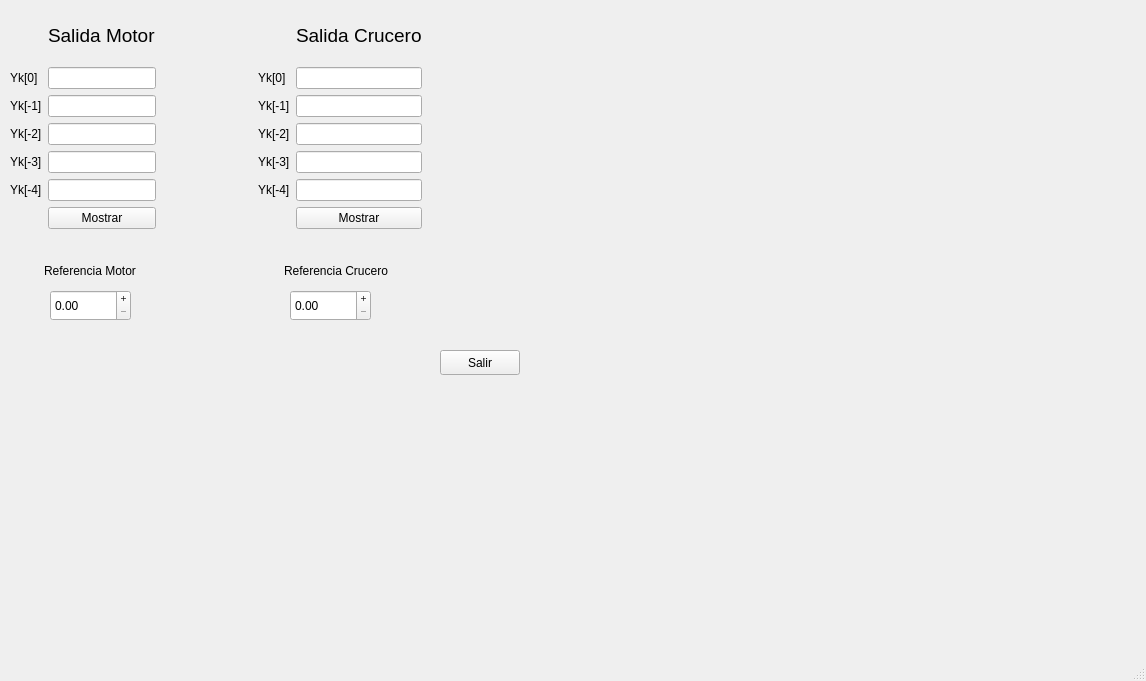
rucoma00/Discr_Loops_Simulator, file mainwindow.ui: the form before one commit.
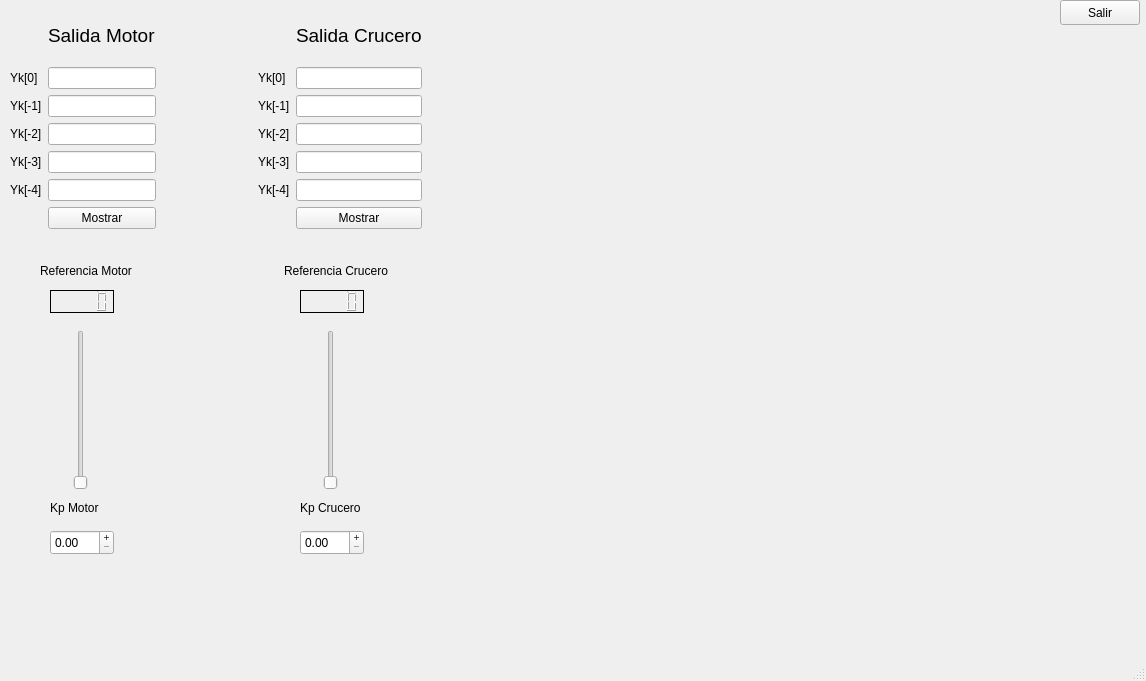
The form after the commit.

Commit message: liders para referencias y spin boxes para ganancias

Patch:
```diff
--- a/mainwindow.ui
+++ b/mainwindow.ui
@@ -32,8 +32,8 @@
    <widget class="QPushButton" name="PB_salir">
     <property name="geometry">
      <rect>
-      <x>440</x>
-      <y>350</y>
+      <x>1060</x>
+      <y>0</y>
       <width>80</width>
       <height>25</height>
      </rect>
@@ -42,26 +42,10 @@
      <string>Salir</string>
     </property>
    </widget>
-   <widget class="QDoubleSpinBox" name="DSB_refm">
-    <property name="geometry">
-     <rect>
-      <x>50</x>
-      <y>290</y>
-      <width>81</width>
-      <height>31</height>
-     </rect>
-    </property>
-    <property name="wrapping">
-     <bool>false</bool>
-    </property>
-    <property name="buttonSymbols">
-     <enum>QAbstractSpinBox::PlusMinus</enum>
-    </property>
-   </widget>
    <widget class="QLabel" name="L_refm">
     <property name="geometry">
      <rect>
-      <x>44</x>
+      <x>40</x>
       <y>260</y>
       <width>101</width>
       <height>21</height>
@@ -84,20 +68,144 @@
      <string>Referencia Crucero</string>
     </property>
    </widget>
-   <widget class="QDoubleSpinBox" name="DSB_refc">
+   <widget class="QLabel" name="L_Kpm">
     <property name="geometry">
      <rect>
-      <x>290</x>
+      <x>50</x>
+      <y>500</y>
+      <width>55</width>
+      <height>16</height>
+     </rect>
+    </property>
+    <property name="text">
+     <string>Kp Motor</string>
+    </property>
+   </widget>
+   <widget class="QSlider" name="VS_refm">
+    <property name="geometry">
+     <rect>
+      <x>50</x>
+      <y>330</y>
+      <width>61</width>
+      <height>160</height>
+     </rect>
+    </property>
+    <property name="maximum">
+     <number>1000</number>
+    </property>
+    <property name="orientation">
+     <enum>Qt::Vertical</enum>
+    </property>
+   </widget>
+   <widget class="QLCDNumber" name="LCDN_refm">
+    <property name="geometry">
+     <rect>
+      <x>50</x>
       <y>290</y>
-      <width>81</width>
-      <height>31</height>
+      <width>64</width>
+      <height>23</height>
      </rect>
     </property>
-    <property name="wrapping">
+    <property name="frameShape">
+     <enum>QFrame::Box</enum>
+    </property>
+    <property name="frameShadow">
+     <enum>QFrame::Plain</enum>
+    </property>
+   </widget>
+   <widget class="QLCDNumber" name="LCDN_refc">
+    <property name="geometry">
+     <rect>
+      <x>300</x>
+      <y>290</y>
+      <width>64</width>
+      <height>23</height>
+     </rect>
+    </property>
+    <property name="frameShape">
+     <enum>QFrame::Box</enum>
+    </property>
+    <property name="frameShadow">
+     <enum>QFrame::Plain</enum>
+    </property>
+   </widget>
+   <widget class="QSlider" name="VS_refc">
+    <property name="geometry">
+     <rect>
+      <x>300</x>
+      <y>330</y>
+      <width>61</width>
+      <height>160</height>
+     </rect>
+    </property>
+    <property name="maximum">
+     <number>1000</number>
+    </property>
+    <property name="orientation">
+     <enum>Qt::Vertical</enum>
+    </property>
+   </widget>
+   <widget class="QDoubleSpinBox" name="DSP_Kpm">
+    <property name="geometry">
+     <rect>
+      <x>50</x>
+      <y>530</y>
+      <width>64</width>
+      <height>25</height>
+     </rect>
+    </property>
+    <property name="inputMethodHints">
+     <set>Qt::ImhFormattedNumbersOnly</set>
+    </property>
+    <property name="frame">
+     <bool>true</bool>
+    </property>
+    <property name="readOnly">
      <bool>false</bool>
     </property>
     <property name="buttonSymbols">
      <enum>QAbstractSpinBox::PlusMinus</enum>
+    </property>
+    <property name="singleStep">
+     <double>0.010000000000000</double>
+    </property>
+   </widget>
+   <widget class="QLabel" name="L_Kpc">
+    <property name="geometry">
+     <rect>
+      <x>300</x>
+      <y>500</y>
+      <width>111</width>
+      <height>16</height>
+     </rect>
+    </property>
+    <property name="text">
+     <string>Kp Crucero</string>
+    </property>
+   </widget>
+   <widget class="QDoubleSpinBox" name="DSP_Kpc">
+    <property name="geometry">
+     <rect>
+      <x>300</x>
+      <y>530</y>
+      <width>64</width>
+      <height>25</height>
+     </rect>
+    </property>
+    <property name="inputMethodHints">
+     <set>Qt::ImhFormattedNumbersOnly</set>
+    </property>
+    <property name="frame">
+     <bool>true</bool>
+    </property>
+    <property name="buttonSymbols">
+     <enum>QAbstractSpinBox::PlusMinus</enum>
+    </property>
+    <property name="maximum">
+     <double>10.000000000000000</double>
+    </property>
+    <property name="singleStep">
+     <double>0.010000000000000</double>
     </property>
    </widget>
    <widget class="QWidget" name="">
```
The commit also changes 2 other files.
